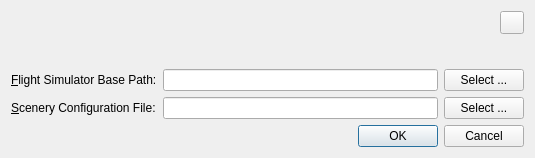
albar965/littlenavmap, file src/db/databasedialog.ui: the form before one commit.
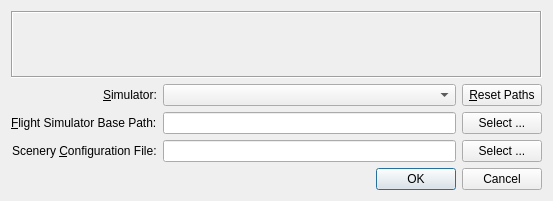
The form after the commit. Icons and pictures are not drawn.

Commit message: Changed filehistory to QDatastream saving. Added support for loading multiple databases. Caches are now cleaned when loading or switching database. Added supression for multiple startup in windows.

Patch:
```diff
--- a/src/db/databasedialog.ui
+++ b/src/db/databasedialog.ui
@@ -6,8 +6,8 @@
    <rect>
     <x>0</x>
     <y>0</y>
-    <width>535</width>
-    <height>158</height>
+    <width>553</width>
+    <height>201</height>
    </rect>
   </property>
   <property name="windowTitle">
@@ -16,33 +16,10 @@
   <layout class="QVBoxLayout" name="verticalLayout_2">
    <item>
     <layout class="QGridLayout" name="gridLayout">
-     <item row="1" column="0">
-      <widget class="QLabel" name="labelDatabaseBasePath">
-       <property name="text">
-        <string>&amp;Flight Simulator Base Path:</string>
-       </property>
-       <property name="buddy">
-        <cstring>lineEditDatabaseBasePath</cstring>
-       </property>
-      </widget>
-     </item>
-     <item row="2" column="1">
-      <widget class="QLineEdit" name="lineEditDatabaseSceneryFile"/>
-     </item>
-     <item row="2" column="0">
-      <widget class="QLabel" name="labelDatabaseSceneryFile">
-       <property name="text">
-        <string>&amp;Scenery Configuration File:</string>
-       </property>
-       <property name="buddy">
-        <cstring>lineEditDatabaseSceneryFile</cstring>
-       </property>
-      </widget>
-     </item>
-     <item row="0" column="0" colspan="3">
+     <item row="0" column="0" colspan="5">
       <widget class="QLabel" name="labelDatabaseInformation">
        <property name="frameShape">
-        <enum>QFrame::NoFrame</enum>
+        <enum>QFrame::Box</enum>
        </property>
        <property name="frameShadow">
         <enum>QFrame::Sunken</enum>
@@ -58,40 +35,66 @@
        </property>
       </widget>
      </item>
-     <item row="1" column="1">
+     <item row="3" column="1">
+      <widget class="QLineEdit" name="lineEditDatabaseSceneryFile"/>
+     </item>
+     <item row="2" column="0" alignment="Qt::AlignRight">
+      <widget class="QLabel" name="labelDatabaseBasePath">
+       <property name="text">
+        <string>&amp;Flight Simulator Base Path:</string>
+       </property>
+       <property name="buddy">
+        <cstring>lineEditDatabaseBasePath</cstring>
+       </property>
+      </widget>
+     </item>
+     <item row="3" column="0" alignment="Qt::AlignRight">
+      <widget class="QLabel" name="labelDatabaseSceneryFile">
+       <property name="text">
+        <string>Scenery &amp;Configuration File:</string>
+       </property>
+       <property name="buddy">
+        <cstring>lineEditDatabaseSceneryFile</cstring>
+       </property>
+      </widget>
+     </item>
+     <item row="2" column="1">
       <widget class="QLineEdit" name="lineEditDatabaseBasePath"/>
      </item>
-     <item row="0" column="3" alignment="Qt::AlignTop">
-      <widget class="QToolButton" name="toolButtonDatabaseMenu">
-       <property name="text">
-        <string/>
-       </property>
-       <property name="icon">
-        <iconset resource="../../littlenavmap.qrc">
-         <normaloff>:/littlenavmap/resources/icons/menubutton.svg</normaloff>:/littlenavmap/resources/icons/menubutton.svg</iconset>
-       </property>
-       <property name="popupMode">
-        <enum>QToolButton::InstantPopup</enum>
-       </property>
-       <property name="toolButtonStyle">
-        <enum>Qt::ToolButtonTextBesideIcon</enum>
-       </property>
-      </widget>
-     </item>
-     <item row="1" column="2" colspan="2">
-      <widget class="QPushButton" name="pushButtonDatabaseBasePath">
-       <property name="text">
-        <string>Select ...</string>
-       </property>
-      </widget>
-     </item>
-     <item row="2" column="2" colspan="2">
+     <item row="3" column="2" colspan="3">
       <widget class="QPushButton" name="pushButtonDatabaseSceneryFile">
        <property name="text">
         <string>Select ...</string>
        </property>
       </widget>
      </item>
+     <item row="2" column="2" colspan="3">
+      <widget class="QPushButton" name="pushButtonDatabaseBasePath">
+       <property name="text">
+        <string>Select ...</string>
+       </property>
+      </widget>
+     </item>
+     <item row="1" column="1">
+      <widget class="QComboBox" name="comboBoxSimulator"/>
+     </item>
+     <item row="1" column="2" colspan="3">
+      <widget class="QPushButton" name="pushButtonDatabaseResetPaths">
+       <property name="text">
+        <string>&amp;Reset Paths</string>
+       </property>
+      </widget>
+     </item>
+     <item row="1" column="0" alignment="Qt::AlignRight">
+      <widget class="QLabel" name="labelDatabaseSimulator">
+       <property name="text">
+        <string>&amp;Simulator:</string>
+       </property>
+       <property name="buddy">
+        <cstring>comboBoxSimulator</cstring>
+       </property>
+      </widget>
+     </item>
     </layout>
    </item>
    <item>
```
Left out of the diff: 14 changed lines with no effect on the pictures. The commit also changes 16 other files.
